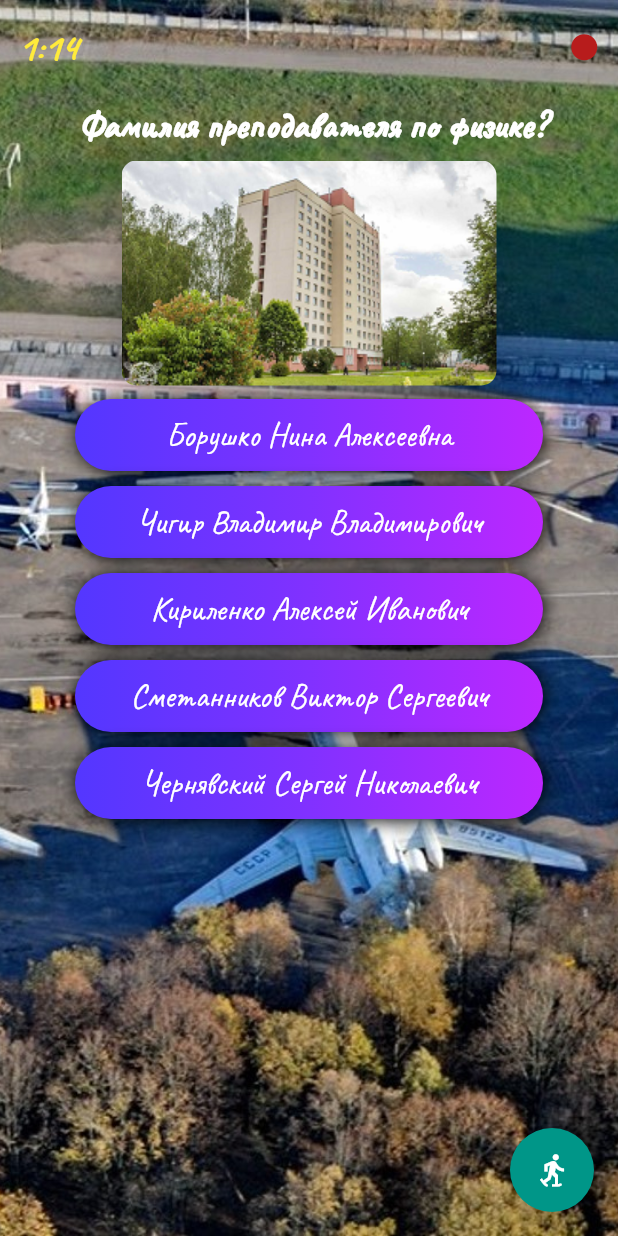
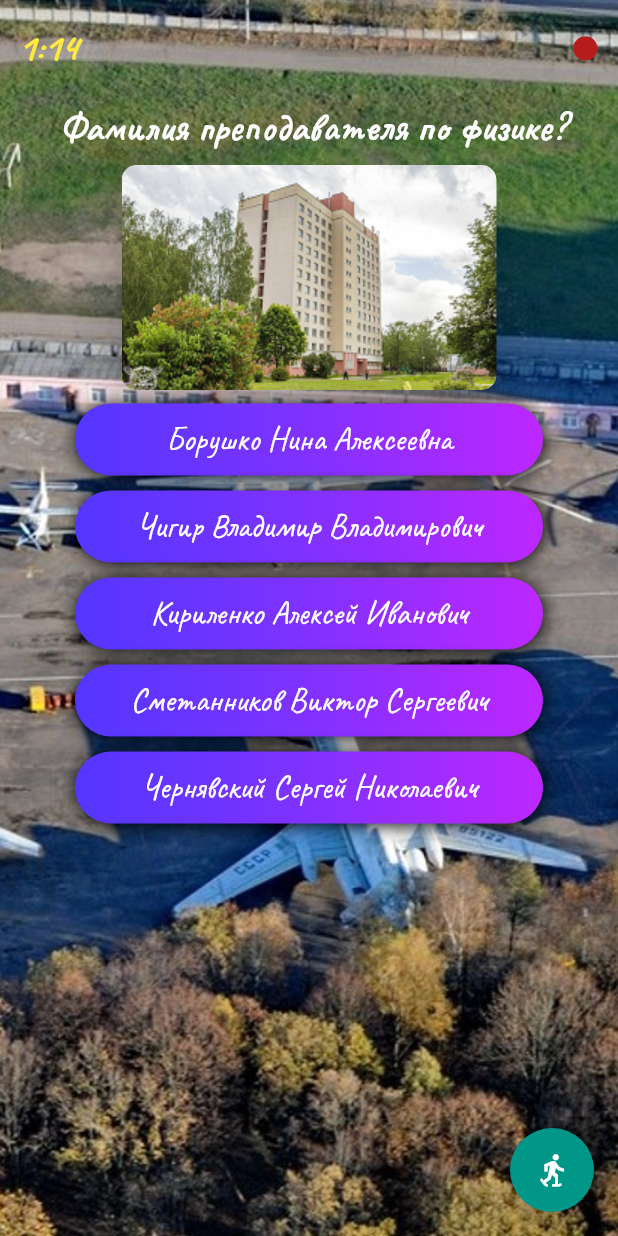
Before and after one commit to vitalyvitmens/matyga_quiz, a Flutter app: the screen it shows after launch, after a tap on "Юдо Александр Николаевич", on a phone screen of 412 x 824 dp. Run offline on Flutter 3.47's test engine with Material 2 defaults, Android fonts, the phone set to English and light mode, and no system bars.

Commit message:
уменьшил Icons в ProgresBar

```diff
--- a/lib/pages/home_page.dart
+++ b/lib/pages/home_page.dart
@@ -30,7 +30,7 @@ class _HomePageState extends State<HomePage> {
           _icons.add(
             Icon(
               Icons.brightness_1,
-              size: 21.0,
+              size: 19.5,
               color: Colors.green[800],
             ),
           );
@@ -39,7 +39,7 @@ class _HomePageState extends State<HomePage> {
           _icons.add(
             Icon(
               Icons.brightness_1,
-              size: 21.0,
+              size: 19.5,
               color: Colors.red[900],
             ),
           );
--- a/lib/widgets/quiz.dart
+++ b/lib/widgets/quiz.dart
@@ -23,9 +23,9 @@ class Quiz extends StatelessWidget {
           child: Text(
             questionData.questions[index].title,
             style: const TextStyle(
-              fontSize: 24.0,
+              fontSize: 26.0,
               color: Colors.white,
-              fontWeight: FontWeight.w900,
+              fontWeight: FontWeight.w600,
             ),
           ),
         ),
```
